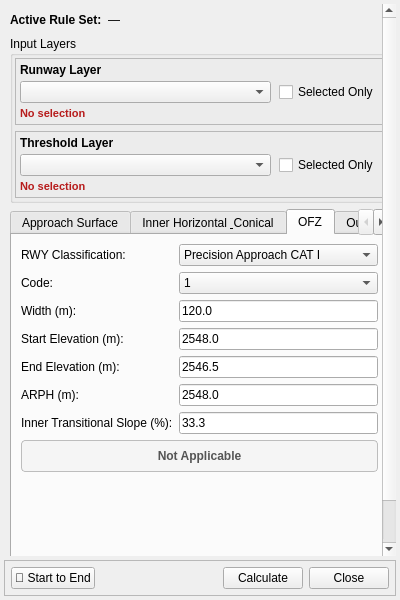
FLYGHT7/qOLS, file qols/qols_panel_base.ui: the form before one commit.
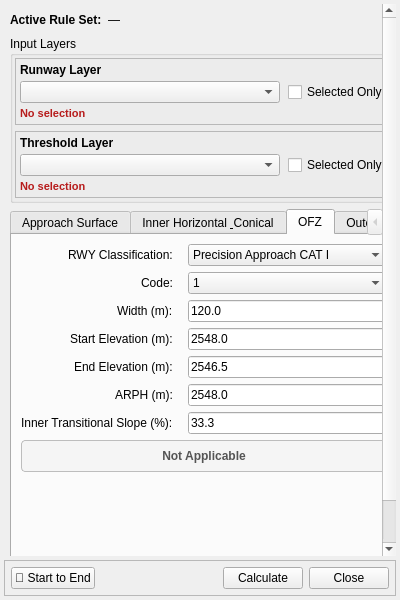
The form after the commit. The open tabs and pages were chosen to show the change. Custom widgets are drawn as their Qt base class.

```diff
--- a/qols/qols_panel_base.ui
+++ b/qols/qols_panel_base.ui
@@ -736,6 +736,18 @@
         <string>OFZ</string>
        </attribute>
        <layout class="QFormLayout" name="formLayout_ofz">
+     <property name="fieldGrowthPolicy">
+      <enum>QFormLayout::AllNonFixedFieldsGrow</enum>
+     </property>
+     <property name="labelAlignment">
+      <set>Qt::AlignRight|Qt::AlignVCenter</set>
+     </property>
+     <property name="horizontalSpacing">
+      <number>15</number>
+     </property>
+     <property name="verticalSpacing">
+      <number>6</number>
+     </property>
         <item row="0" column="0">
          <widget class="QLabel" name="label_rwyClassification_ofz">
           <property name="text">
```
Left out of the diff: 29 changed lines with no effect on the pictures. Lines whose indentation alone changed are shown as unchanged.
